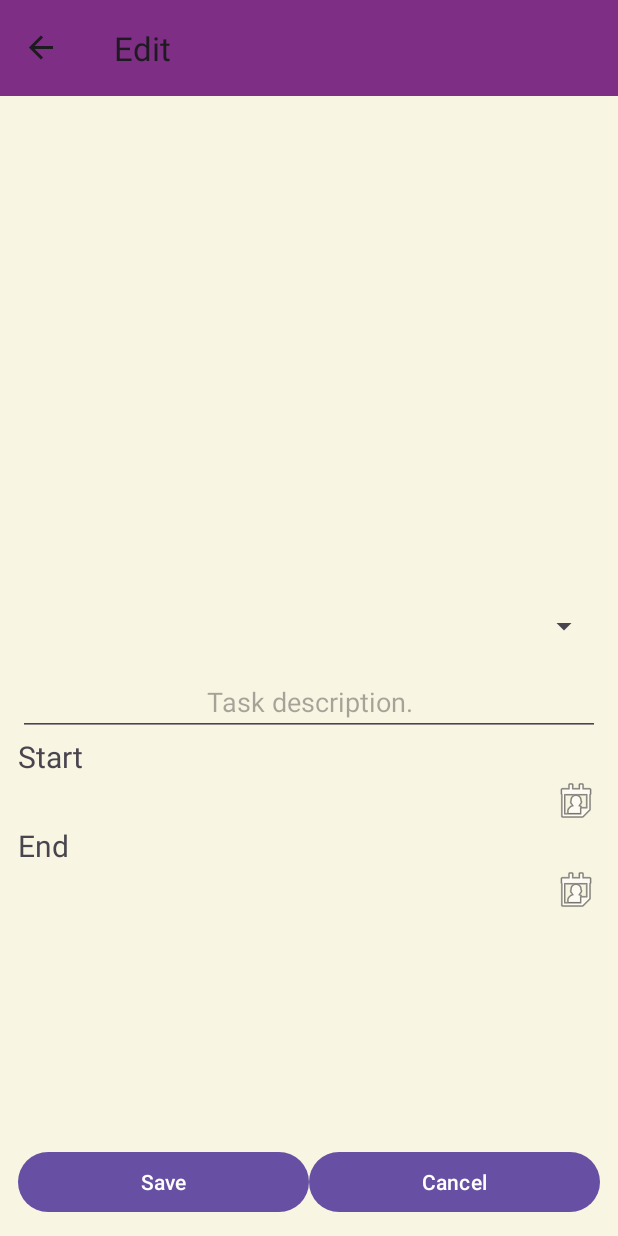
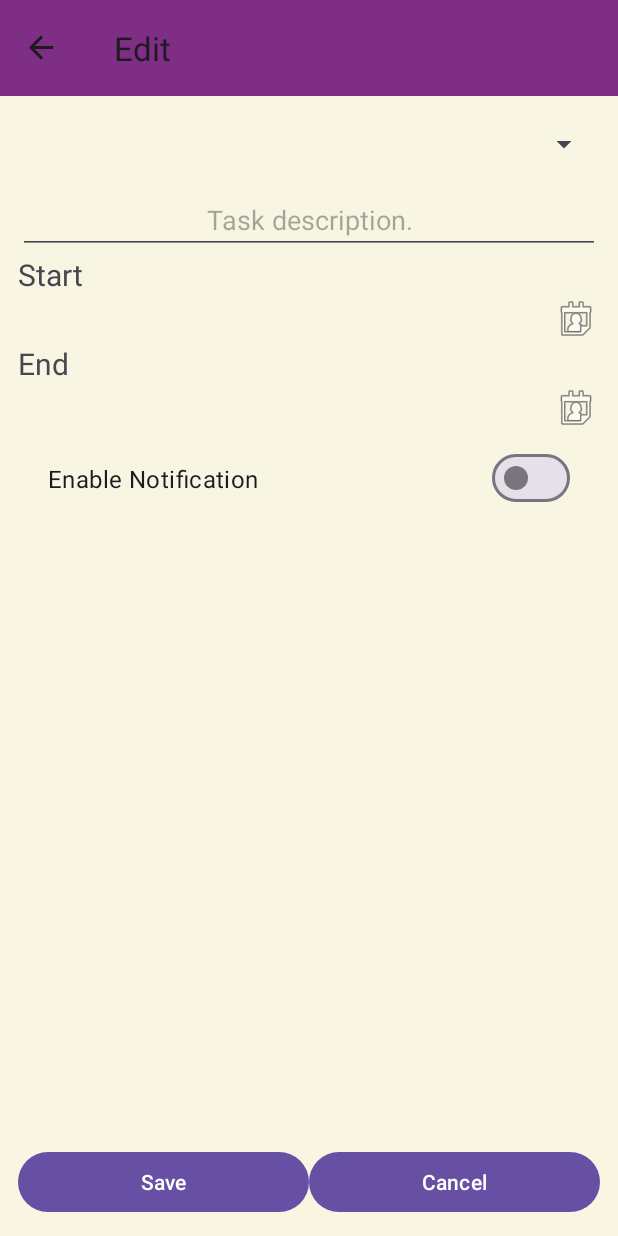
Before and after one commit to joy0520/TaskManager, an Android app: the DetailFragment screen opened through its navigation route, after a tap on "Edit Task", on a phone screen of 412 x 824 dp. Run offline under Robolectric (Android 15) with nearby library versions, the phone set to English and light mode, and no system bars; our stand-ins replace Room's generated code, navigation-ui.

Commit message:
feat: a switch for Task.isNotificationEnabled
for both edit and detail fragments

```diff
--- a/app/src/main/java/com/joy/mytaskmanager/fragment/DetailFragment.kt
+++ b/app/src/main/java/com/joy/mytaskmanager/fragment/DetailFragment.kt
@@ -1,6 +1,5 @@
 package com.joy.mytaskmanager.fragment
 
-import android.content.res.Configuration
 import android.os.Bundle
 import android.util.Log
 import android.view.LayoutInflater
@@ -13,6 +12,7 @@ import androidx.fragment.app.activityViewModels
 import androidx.lifecycle.Lifecycle
 import androidx.lifecycle.lifecycleScope
 import androidx.lifecycle.repeatOnLifecycle
+import com.google.android.material.materialswitch.MaterialSwitch
 import com.joy.mytaskmanager.R
 import com.joy.mytaskmanager.data.Task
 import com.joy.mytaskmanager.model.MainViewModel
@@ -72,17 +72,21 @@ class DetailFragment : Fragment() {
             val taskDescriptionText: TextView = it.findViewById(R.id.task_description)
             val startDateTime: TextView = it.findViewById(R.id.start_date_time)
             val endDateTime: TextView = it.findViewById(R.id.end_date_time)
+            val switchNotificationEnabled: MaterialSwitch =
+                it.findViewById(R.id.switch_notification_enable)
 
             currentTask?.let { task ->
                 taskTypeText.text = task.type.name
                 taskDescriptionText.text = task.description
                 startDateTime.text = task.start.toDt()
                 endDateTime.text = task.end.toDt()
+                switchNotificationEnabled.isChecked = task.isNotificationEnabled
             } ?: run {   // clear the content
                 taskTypeText.text = ""
                 taskDescriptionText.text = ""
                 startDateTime.text = ""
                 endDateTime.text = ""
+                switchNotificationEnabled.isChecked = false
             }
         }
     }
--- a/app/src/main/java/com/joy/mytaskmanager/fragment/EditTaskFragment.kt
+++ b/app/src/main/java/com/joy/mytaskmanager/fragment/EditTaskFragment.kt
@@ -15,6 +15,7 @@ import androidx.fragment.app.Fragment
 import androidx.fragment.app.activityViewModels
 import androidx.navigation.fragment.findNavController
 import com.google.android.material.datepicker.MaterialDatePicker
+import com.google.android.material.materialswitch.MaterialSwitch
 import com.google.android.material.timepicker.MaterialTimePicker
 import com.google.android.material.timepicker.TimeFormat
 import com.joy.mytaskmanager.R
@@ -36,6 +37,7 @@ class EditTaskFragment : Fragment() {
     private lateinit var buttonStartDateTimePicker: ImageButton
     private lateinit var endDateTime: TextView
     private lateinit var buttonEndDateTimePicker: ImageButton
+    private lateinit var switchNotificationEnabled: MaterialSwitch
     private lateinit var saveButton: Button
     private lateinit var cancelButton: Button
 
@@ -68,7 +70,7 @@ class EditTaskFragment : Fragment() {
             descriptionEditor.setText(task.description)
 
             setupButtons(task)
-
+            setupSwitches(task)
             updateDateTimeDisplay(task)
         }
     }
@@ -80,6 +82,7 @@ class EditTaskFragment : Fragment() {
         buttonStartDateTimePicker = view.findViewById(R.id.start_date_time_picker_button)
         endDateTime = view.findViewById(R.id.end_date_time)
         buttonEndDateTimePicker = view.findViewById(R.id.end_date_time_picker_button)
+        switchNotificationEnabled = view.findViewById(R.id.switch_notification_enable)
         saveButton = view.findViewById(R.id.button_save)
         cancelButton = view.findViewById(R.id.button_cancel)
     }
@@ -89,6 +92,10 @@ class EditTaskFragment : Fragment() {
         buttonEndDateTimePicker.setOnClickListener { showDatePickerDialog(false) }
         saveButton.setOnClickListener { if (isValidDateTime()) saveTask(task) }
         cancelButton.setOnClickListener { findNavController().popBackStack() }
+    }
+
+    private fun setupSwitches(task: Task) {
+        switchNotificationEnabled.isChecked = task.isNotificationEnabled
     }
 
     private fun showDatePickerDialog(isStart: Boolean) {
@@ -113,8 +120,8 @@ class EditTaskFragment : Fragment() {
     }
 
     private fun showTimePickerDialog(isStart: Boolean, selectedDateMillis: Long) {
-        val defaultDt =
-            (if (isStart) selectedStartDateTime else selectedEndDateTime) ?: ZonedDateTime.now()
+        val defaultDt = (if (isStart) selectedStartDateTime else selectedEndDateTime)
+            ?: ZonedDateTime.now()
 
         val timePicker = MaterialTimePicker.Builder()
             .setTimeFormat(TimeFormat.CLOCK_12H)
@@ -169,7 +176,8 @@ class EditTaskFragment : Fragment() {
                 description = descriptionEditor.text.toString(),
                 type = selectedType,
                 start = selectedStartDateTime!!,
-                end = selectedEndDateTime!!
+                end = selectedEndDateTime!!,
+                isNotificationEnabled = switchNotificationEnabled.isChecked
             )
         )
         findNavController().popBackStack()
--- a/app/src/main/res/layout/edit_task_fragment.xml
+++ b/app/src/main/res/layout/edit_task_fragment.xml
@@ -12,7 +12,6 @@
         android:id="@+id/spinner_type"
         android:layout_width="match_parent"
         android:layout_height="40dp"
-        android:gravity="center"
         app:layout_constraintBottom_toTopOf="@id/edit_description"
         app:layout_constraintEnd_toEndOf="parent"
         app:layout_constraintStart_toStartOf="parent"
@@ -27,7 +26,6 @@
         android:gravity="center"
         android:hint="@string/hint_edit_description"
         android:inputType="text"
-        app:layout_constraintBottom_toBottomOf="parent"
         app:layout_constraintEnd_toEndOf="parent"
         app:layout_constraintStart_toStartOf="parent"
         app:layout_constraintTop_toBottomOf="@id/spinner_type"
@@ -109,6 +107,17 @@
         app:layout_constraintEnd_toEndOf="parent"
         app:layout_constraintStart_toStartOf="parent" />
 
+    <com.google.android.material.materialswitch.MaterialSwitch
+        android:id="@+id/switch_notification_enable"
+        android:layout_width="match_parent"
+        android:layout_height="wrap_content"
+        android:padding="20dp"
+        android:text="@string/switch_notification_title"
+        android:textSize="16sp"
+        app:layout_constraintEnd_toEndOf="parent"
+        app:layout_constraintStart_toStartOf="parent"
+        app:layout_constraintTop_toBottomOf="@id/end_bottom_barrier" />
+
     <Button
         android:id="@+id/button_save"
         android:layout_width="0dp"
--- a/app/src/main/res/values/strings.xml
+++ b/app/src/main/res/values/strings.xml
@@ -23,6 +23,9 @@
     <string name="button_delete">Delete</string>
     <string name="button_cancel">Cancel</string>
 
+    <!-- Switch -->
+    <string name="switch_notification_title">Enable Notification</string>
+
     <!-- hints -->
     <string name="hint_edit_description">Task description.</string>
     <string name="hint_select_date_time">Select date and time</string>
```
Also changed, not shown: app/src/main/res/layout/detail_fragment.xml (+12 -0 lines).
